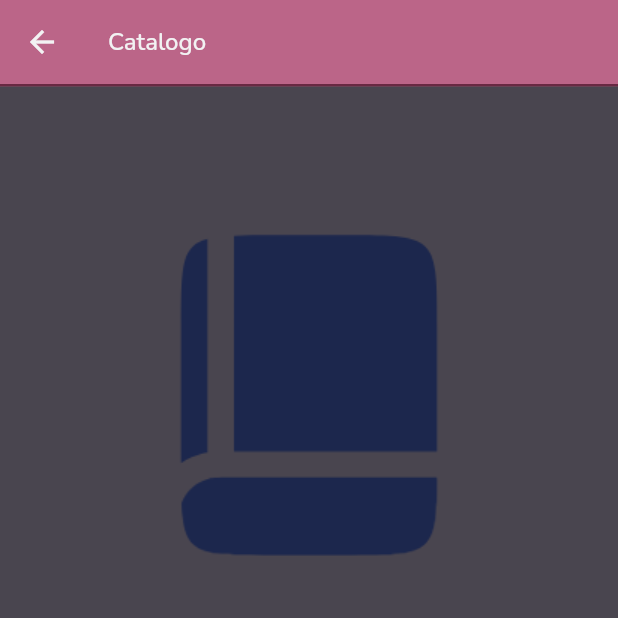
After one commit to AlejandroVerdejo/tfg, a Flutter app: the CatalogScreen screen opened directly, after a tap on "Libro 1", on a phone screen of 412 x 824 dp, the top half of it. The commit adds this screen. Run offline on Flutter 3.47's test engine with Material 3 defaults, Android fonts, the phone set to English and light mode, and no system bars; our stand-ins replace google_fonts, shared_preferences; accounts and stored records are empty.

Commit message:
V-0.1 (3/10/2024)

```diff
--- a/lib/main.dart
+++ b/lib/main.dart
@@ -10,10 +10,15 @@ void main() async {
       .ensureInitialized(); // Asegura que los bindings de Flutter estén inicializados
   SharedPreferences prefs = await SharedPreferences
       .getInstance(); // Esperar a que se carguen las preferencias
-  if (!prefs.containsKey('theme')) {
+  if (!prefs.containsKey("theme")) {
     // Si no existe la clave
     await prefs.setString(
-        'theme', "light"); // Establecer el valor predeterminado
+        "theme", "dark"); // Establecer el valor predeterminado
+  }
+  if (!prefs.containsKey("saved_user")) {
+    // Si no existe la clave
+    await prefs.setString(
+        "saved_user", ""); // Establecer el valor predeterminado
   }
   // runApp(MainApp(var)); // Pasar el valor al widget principal
   runApp(const MainApp());
--- /dev/null
+++ b/lib/widgets/catalog/book.dart
@@ -0,0 +1,72 @@
+import 'dart:io';
+
+import 'package:flutter/foundation.dart';
+import 'package:flutter/material.dart';
+import 'package:shared_preferences/shared_preferences.dart';
+import 'package:tfg_library/styles.dart';
+import 'package:tfg_library/widgets/text/bartext.dart';
+
+class Book extends StatefulWidget {
+  const Book({
+    super.key,
+    required this.book,
+  });
+
+  final Map<String, dynamic> book;
+
+  @override
+  State<Book> createState() => _BookState();
+}
+
+class _BookState extends State<Book> {
+  Future<Map<String, dynamic>> _loadPreferences() async {
+    SharedPreferences prefs = await SharedPreferences.getInstance();
+    String theme = prefs.getString("theme") ?? "light";
+    return {"theme": theme};
+  }
+
+  @override
+  Widget build(BuildContext context) {
+    return FutureBuilder(
+        future: _loadPreferences(),
+        builder: (context, snapshot) {
+          if (snapshot.connectionState == ConnectionState.waiting) {
+            // Carga
+            return const Center(
+              child: CircularProgressIndicator(),
+            );
+          } else if (snapshot.hasError) {
+            // Error
+            return const Center(
+              child: Text("Error"),
+            );
+          } else {
+            // Ejecucion
+            final data = snapshot.data!;
+            return Scaffold(
+              appBar: AppBar(
+                bottom: PreferredSize(
+                    preferredSize: const Size.fromHeight(1.5),
+                    child: Container(
+                      color: colors[data["theme"]]["headerBorderColor"],
+                      height: 1.5,
+                    )),
+                foregroundColor: colors[data["theme"]]["barTextColor"],
+                title: const BarText(
+                  text: "Catalogo",
+                ),
+                backgroundColor: colors[data["theme"]]["headerBackgroundColor"],
+              ),
+              backgroundColor: colors[data["theme"]]["mainBackgroundColor"],
+              body: ListView(
+                children: [
+                  Image.asset(
+                    "assets/images/book.png",
+                  )
+                ],
+              ),
+            );
+          }
+        });
+  }
+}
--- a/lib/widgets/catalog/booklistelement.dart
+++ b/lib/widgets/catalog/booklistelement.dart
@@ -1,8 +1,8 @@
-import 'dart:developer';
 import 'dart:io';
 
 import 'package:flutter/foundation.dart';
 import 'package:flutter/material.dart';
+import 'package:tfg_library/widgets/catalog/book.dart';
 import 'package:tfg_library/widgets/text/descriptionrichtext.dart';
 import 'package:tfg_library/widgets/text/normaltext.dart';
 
@@ -18,7 +18,13 @@ class BookListElement extends StatelessWidget {
   Widget build(BuildContext context) {
     return GestureDetector(
       onTap: () {
-        log("tap");
+        // log("tap");
+        Navigator.push(
+            context,
+            MaterialPageRoute(
+                builder: (context) => Book(
+                      book: book,
+                    )));
       },
       child: ConstrainedBox(
         constraints:
```
